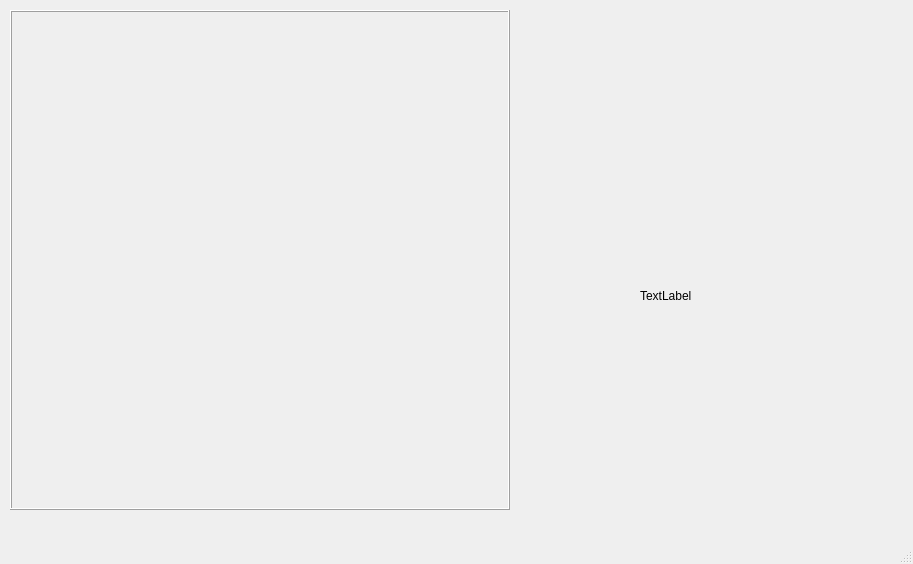
Old version of the form code/mainwindow.ui in the repository Arfabrika/voronoi_practice.
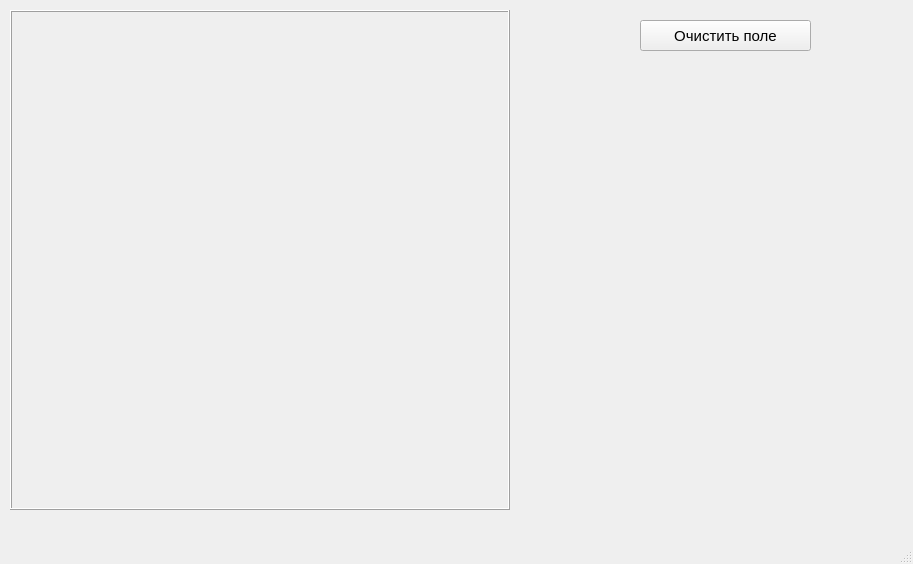
New version of the form.

Patch:
```diff
--- a/code/mainwindow.ui
+++ b/code/mainwindow.ui
@@ -13,6 +13,11 @@
     <height>564</height>
    </rect>
   </property>
+  <property name="font">
+   <font>
+    <pointsize>11</pointsize>
+   </font>
+  </property>
   <property name="windowTitle">
    <string>Voronov Diagram</string>
   </property>
@@ -51,17 +56,17 @@
      <enum>QFrame::Raised</enum>
     </property>
    </widget>
-   <widget class="QLabel" name="coords">
+   <widget class="QPushButton" name="pushButton">
     <property name="geometry">
      <rect>
       <x>640</x>
-      <y>280</y>
-      <width>101</width>
+      <y>20</y>
+      <width>171</width>
       <height>31</height>
      </rect>
     </property>
     <property name="text">
-     <string>TextLabel</string>
+     <string>Очистить поле</string>
     </property>
    </widget>
   </widget>
```
Left out of the diff: 2 changed lines with no effect on the pictures.
